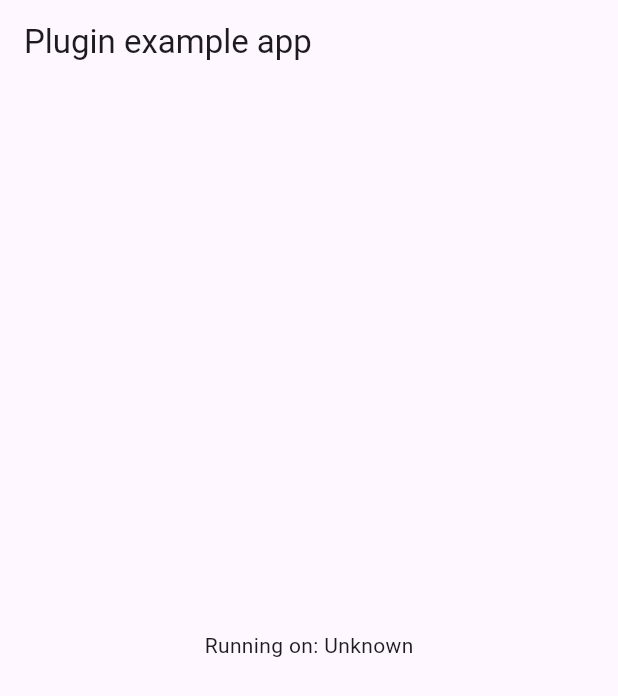
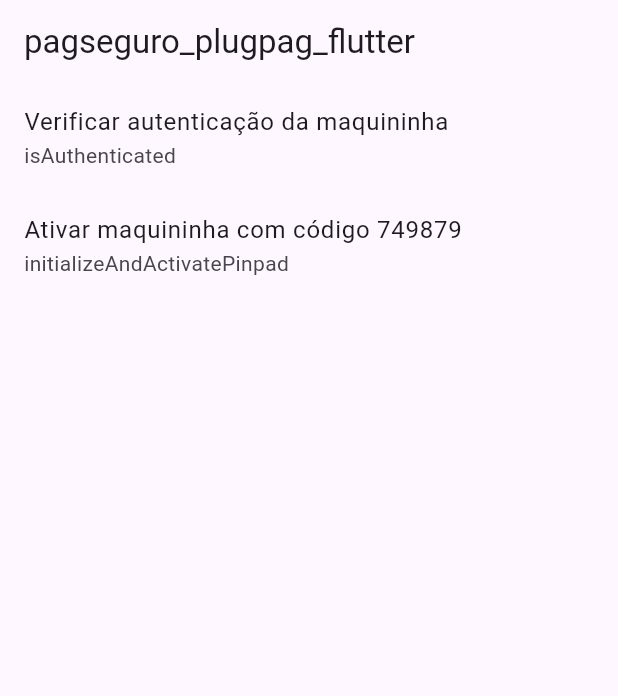
Before and after one commit to leandrofabianjr/pagseguro_plugpag_flutter, a Flutter app: the screen it shows after launch, on a phone screen of 412 x 824 dp. Shown: the top 696 px of the screen. Run offline on Flutter 3.47's test engine with Material 3 defaults, Android fonts, the phone set to English and light mode, and no system bars; our stand-ins replace plugin_platform_interface.

Commit message:
Reorganizando arquivos do plugin e alterando exemplo de uso

```diff
--- a/example/lib/main.dart
+++ b/example/lib/main.dart
@@ -1,68 +1,73 @@
 import 'package:flutter/material.dart';
-import 'dart:async';
-
-import 'package:flutter/services.dart';
-import 'package:pagseguro_plugpag_flutter/adaptations/plug_pag_activation_data.dart';
 import 'package:pagseguro_plugpag_flutter/pagseguro_plugpag_flutter.dart';
 
 void main() {
-  runApp(const MyApp());
+  runApp(const MaterialApp(home: PagseguroPlugpagFlutterExample()));
 }
 
-class MyApp extends StatefulWidget {
-  const MyApp({super.key});
+class PagseguroPlugpagFlutterExample extends StatefulWidget {
+  const PagseguroPlugpagFlutterExample({super.key});
 
   @override
-  State<MyApp> createState() => _MyAppState();
+  State<PagseguroPlugpagFlutterExample> createState() =>
+      _PagseguroPlugpagFlutterExampleState();
 }
 
-class _MyAppState extends State<MyApp> {
-  String _platformVersion = 'Unknown';
-  final _pagseguroPlugpagFlutterPlugin = PagseguroPlugpagFlutter();
+class _PagseguroPlugpagFlutterExampleState
+    extends State<PagseguroPlugpagFlutterExample> {
+  final _plugPag = PlugPag();
 
-  @override
-  void initState() {
-    super.initState();
-    initPlatformState();
-  }
-
-  // Platform messages are asynchronous, so we initialize in an async method.
-  Future<void> initPlatformState() async {
-    String platformVersion;
-    // Platform messages may fail, so we use a try/catch PlatformException.
-    // We also handle the message potentially returning null.
-    try {
-      platformVersion = (await _pagseguroPlugpagFlutterPlugin
-              .initializeAndActivatePinpad(PlugPagActivationData('749879')))
-          .toString();
-      platformVersion =
-          (await _pagseguroPlugpagFlutterPlugin.isAuthenticated()).toString();
-      'Unknown platform version';
-    } on PlatformException {
-      platformVersion = 'Failed to get platform version.';
-    }
-
-    // If the widget was removed from the tree while the asynchronous platform
-    // message was in flight, we want to discard the reply rather than calling
-    // setState to update our non-existent appearance.
-    if (!mounted) return;
-
-    setState(() {
-      _platformVersion = platformVersion;
-    });
+  callMethod(Future<Widget> Function() callback) {
+    showDialog(
+      context: context,
+      builder: (context) => AlertDialog(
+        content: FutureBuilder(
+          future: callback(),
+          builder: (context, snapshot) {
+            if (snapshot.hasData) {
+              return snapshot.data!;
+            } else if (snapshot.hasError) {
+              return Text(snapshot.error.toString());
+            } else {
+              return const Center(child: CircularProgressIndicator());
+            }
+          },
+        ),
+      ),
+    );
   }
 
   @override
   Widget build(BuildContext context) {
-    return MaterialApp(
-      home: Scaffold(
-        appBar: AppBar(
-          title: const Text('Plugin example app'),
+    return Scaffold(
+      appBar: AppBar(
+        title: const Text('pagseguro_plugpag_flutter'),
+      ),
+      body: ListView(children: [
+        ListTile(
+          title: const Text('Verificar autenticação da maquininha'),
+          subtitle: const Text('isAuthenticated'),
+          onTap: () => callMethod(
+            () => _plugPag.isAuthenticated().then((value) =>
+                Text('Maquininha ${value ? '' : ' não'} autenticada')),
+          ),
         ),
-        body: Center(
-          child: Text('Running on: $_platformVersion\n'),
+        ListTile(
+          title: const Text('Ativar maquininha com código 749879'),
+          subtitle: const Text('initializeAndActivatePinpad'),
+          onTap: () => callMethod(
+            () => _plugPag
+                .initializeAndActivatePinpad(PlugPagActivationData('749879'))
+                .then((value) {
+              if (value.result == PlugPag.RET_OK) {
+                return const Text('Maquininha ativada');
+              } else {
+                return Text('Erro: ${value.errorCode} - ${value.errorMessage}');
+              }
+            }),
+          ),
         ),
-      ),
+      ]),
     );
   }
 }
--- a/lib/pagseguro_plugpag_flutter_method_channel.dart
+++ b/lib/src/pagseguro_plugpag_flutter_method_channel.dart
@@ -1,6 +1,6 @@
 import 'package:flutter/foundation.dart';
 import 'package:flutter/services.dart';
-import 'package:pagseguro_plugpag_flutter/utils/mixins/to_method_channel.dart';
+import 'package:pagseguro_plugpag_flutter/src/utils/mixins/to_method_channel.dart';
 
 import 'pagseguro_plugpag_flutter_platform_interface.dart';
 
--- a/lib/adaptations/plug_pag_constants.dart
+++ b/lib/src/plug_pag.dart
@@ -1,6 +1,8 @@
 // ignore_for_file: constant_identifier_names
 
-class PlugPagConstants {
+import 'plug_pag_methods.dart';
+
+class PlugPag with PlugPagMethods {
   static const int TYPE_CREDITO = 1;
   static const int TYPE_DEBITO = 2;
   static const int TYPE_VOUCHER = 3;
--- a/lib/adaptations/plug_pag_activation_data.dart
+++ b/lib/src/plug_pag_datas.dart
@@ -1,4 +1,4 @@
-import 'package:pagseguro_plugpag_flutter/utils/mixins/to_method_channel.dart';
+import 'package:pagseguro_plugpag_flutter/src/utils/mixins/to_method_channel.dart';
 
 class PlugPagActivationData with ToMethodChannel {
   final String activationCode;
--- /dev/null
+++ b/lib/src/plug_pag_methods.dart
@@ -0,0 +1,22 @@
+import 'pagseguro_plugpag_flutter_platform_interface.dart';
+import 'plug_pag_datas.dart';
+import 'plug_pag_results.dart';
+
+mixin PlugPagMethods {
+  Future<bool> isAuthenticated() async {
+    final res = await PagseguroPlugpagFlutterPlatform.instance
+        .invokePlugPagMethod('isAuthenticated');
+    return res == true;
+  }
+
+  Future<PlugPagInitializationResult> initializeAndActivatePinpad(
+    PlugPagActivationData data,
+  ) async {
+    final res =
+        await PagseguroPlugpagFlutterPlatform.instance.invokePlugPagMethod(
+      'initializeAndActivatePinpad',
+      [data],
+    );
+    return PlugPagInitializationResult.fromMethodChannel(res);
+  }
+}
```
Also changed, not shown: lib/adaptations/plug_pag.dart (deleted, +0 -112 lines), lib/pagseguro_plugpag_flutter.dart (+3 -23 lines), lib/src/pagseguro_plugpag_flutter_platform_interface.dart (renamed from lib/pagseguro_plugpag_flutter_platform_interface.dart), lib/src/plug_pag_results.dart (renamed from lib/adaptations/plug_pag_initialization_result.dart), lib/src/utils/mixins/to_method_channel.dart (renamed from lib/utils/mixins/to_method_channel.dart), 1 other file.
